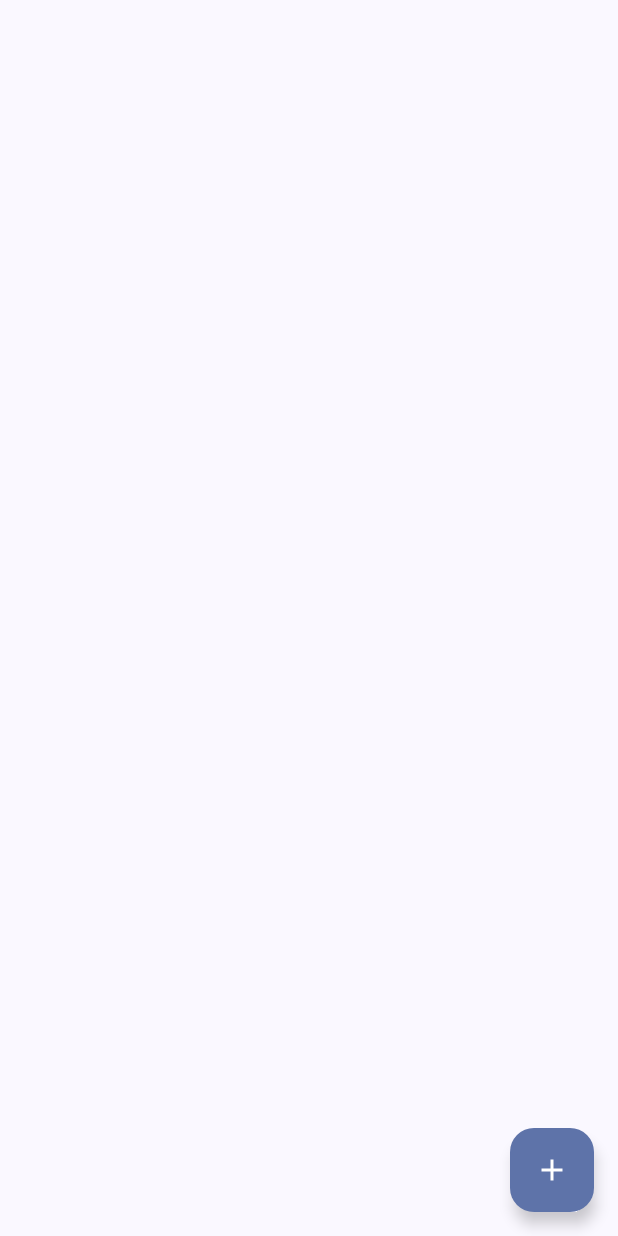
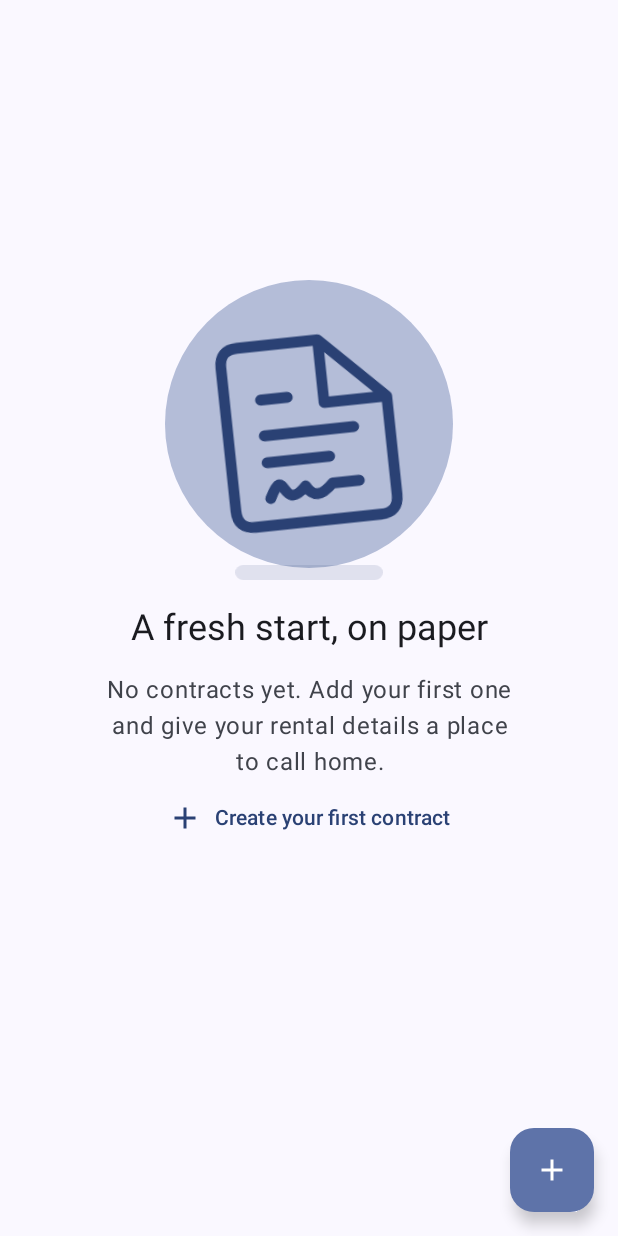
Before and after one commit to JuanManuelRama/Alquileres, an Android app built with Jetpack Compose: the composable ContractListScreen called with empty values, on a phone screen of 412 x 824 dp. Run offline under Robolectric (Android 15) with nearby library versions, the phone set to English and light mode, and no system bars.

Commit message:
Nicer landing

```diff
--- a/app/src/main/java/com/example/myapplication/ui/contract/list/ContractListScreen.kt
+++ b/app/src/main/java/com/example/myapplication/ui/contract/list/ContractListScreen.kt
@@ -1,23 +1,47 @@
 package com.example.myapplication.ui.contract.list
 
+import androidx.compose.animation.core.RepeatMode
+import androidx.compose.animation.core.animateFloat
+import androidx.compose.animation.core.infiniteRepeatable
+import androidx.compose.animation.core.rememberInfiniteTransition
+import androidx.compose.animation.core.tween
+import androidx.compose.foundation.background
+import androidx.compose.foundation.clickable
+import androidx.compose.foundation.layout.Arrangement
 import androidx.compose.foundation.layout.Box
+import androidx.compose.foundation.layout.Column
 import androidx.compose.foundation.layout.PaddingValues
+import androidx.compose.foundation.layout.Row
 import androidx.compose.foundation.layout.fillMaxSize
 import androidx.compose.foundation.layout.fillMaxWidth
 import androidx.compose.foundation.layout.padding
+import androidx.compose.foundation.layout.size
+import androidx.compose.foundation.layout.widthIn
 import androidx.compose.foundation.lazy.LazyColumn
 import androidx.compose.foundation.lazy.items
+import androidx.compose.foundation.rememberScrollState
+import androidx.compose.foundation.shape.CircleShape
+import androidx.compose.foundation.shape.RoundedCornerShape
+import androidx.compose.foundation.verticalScroll
 import androidx.compose.material.icons.Icons
 import androidx.compose.material.icons.filled.Add
 import androidx.compose.material3.Card
 import androidx.compose.material3.FloatingActionButton
 import androidx.compose.material3.Icon
 import androidx.compose.material3.ListItem
+import androidx.compose.material3.MaterialTheme
 import androidx.compose.material3.Text
 import androidx.compose.runtime.Composable
+import androidx.compose.runtime.getValue
 import androidx.compose.ui.Alignment
 import androidx.compose.ui.Modifier
+import androidx.compose.ui.draw.clip
+import androidx.compose.ui.graphics.graphicsLayer
+import androidx.compose.ui.res.painterResource
+import androidx.compose.ui.semantics.Role
+import androidx.compose.ui.text.style.TextAlign
 import androidx.compose.ui.unit.dp
+import com.example.myapplication.R
 import com.example.myapplication.model.Contract
 
 @Composable
@@ -28,6 +52,12 @@ fun ContractListScreen(
     modifier: Modifier = Modifier,
 ) {
     Box(modifier = modifier) {
+        if (contracts.isEmpty()) {
+            EmptyContracts(
+                onCreateContract = addContractClick,
+                modifier = Modifier.fillMaxSize().padding(bottom = 88.dp)
+            )
+        } else {
             LazyColumn(
                 modifier = Modifier.fillMaxSize(),
                 contentPadding = PaddingValues(bottom = 80.dp)
@@ -47,6 +77,7 @@ fun ContractListScreen(
                     }
                 }
             }
+        }
         FloatingActionButton(
             onClick = addContractClick,
             modifier = Modifier
@@ -60,3 +91,79 @@ fun ContractListScreen(
         }
     }
 }
+
+@Composable
+private fun EmptyContracts(onCreateContract: () -> Unit, modifier: Modifier = Modifier) {
+    val transition = rememberInfiniteTransition(label = "Floating contract")
+    val floatOffset by transition.animateFloat(
+        initialValue = -5f,
+        targetValue = 5f,
+        animationSpec = infiniteRepeatable(tween(2200), RepeatMode.Reverse),
+        label = "Contract height"
+    )
+
+    Box(modifier = modifier, contentAlignment = Alignment.Center) {
+        Column(
+            modifier = Modifier
+                .verticalScroll(rememberScrollState())
+                .widthIn(max = 360.dp)
+                .padding(16.dp)
+                .clip(RoundedCornerShape(28.dp))
+                .clickable(
+                    role = Role.Button,
+                    onClickLabel = "Create your first contract",
+                    onClick = onCreateContract
+                )
+                .padding(24.dp),
+            horizontalAlignment = Alignment.CenterHorizontally,
+            verticalArrangement = Arrangement.spacedBy(16.dp)
+        ) {
+            Box(contentAlignment = Alignment.Center, modifier = Modifier.size(208.dp)) {
+                Box(
+                    Modifier.size(192.dp)
+                        .background(MaterialTheme.colorScheme.primaryContainer.copy(alpha = 0.45f), CircleShape)
+                )
+                Box(
+                    Modifier.align(Alignment.BottomCenter)
+                        .size(width = 88.dp, height = 10.dp)
+                        .graphicsLayer {
+                            scaleX = 1f + floatOffset * 0.025f
+                            alpha = 0.10f + floatOffset * 0.005f
+                        }
+                        .background(MaterialTheme.colorScheme.primary, CircleShape)
+                )
+                Icon(
+                    painter = painterResource(R.drawable.ic_contract),
+                    contentDescription = null,
+                    tint = MaterialTheme.colorScheme.primary,
+                    modifier = Modifier.size(144.dp).graphicsLayer {
+                        translationY = floatOffset.dp.toPx()
+                        rotationZ = -6f
+                    }
+                )
+            }
+            Text(
+                "A fresh start, on paper",
+                style = MaterialTheme.typography.headlineSmall,
+                textAlign = TextAlign.Center
+            )
+            Text(
+                "No contracts yet. Add your first one and give your rental details a place to call home.",
+                style = MaterialTheme.typography.bodyLarge,
+                color = MaterialTheme.colorScheme.onSurfaceVariant,
+                textAlign = TextAlign.Center
+            )
+            Row(
+                horizontalArrangement = Arrangement.spacedBy(8.dp),
+                verticalAlignment = Alignment.CenterVertically
+            ) {
+                Icon(Icons.Default.Add, contentDescription = null, tint = MaterialTheme.colorScheme.primary)
+                Text(
+                    "Create your first contract",
+                    style = MaterialTheme.typography.labelLarge,
+                    color = MaterialTheme.colorScheme.primary
+                )
+            }
+        }
+    }
+}
--- /dev/null
+++ b/app/src/main/res/drawable/ic_contract.xml
@@ -0,0 +1,13 @@
+<vector xmlns:android="http://schemas.android.com/apk/res/android"
+    android:width="24dp"
+    android:height="24dp"
+    android:viewportWidth="24"
+    android:viewportHeight="24">
+    <path
+        android:fillColor="@android:color/transparent"
+        android:strokeColor="#FF000000"
+        android:strokeWidth="1.2"
+        android:strokeLineCap="round"
+        android:strokeLineJoin="round"
+        android:pathData="M14,2 L5,2 Q3,2 3,4 L3,20 Q3,22 5,22 L19,22 Q21,22 21,20 L21,9 Z M14,2 L14,9 L21,9 M7,8 L10,8 M7,12 L17,12 M7,15 L14,15 M7,19 C9,15 8,21 11,18 Q12,20 14,18 L17,18" />
+</vector>
```
Lines whose indentation alone changed are shown as unchanged.
